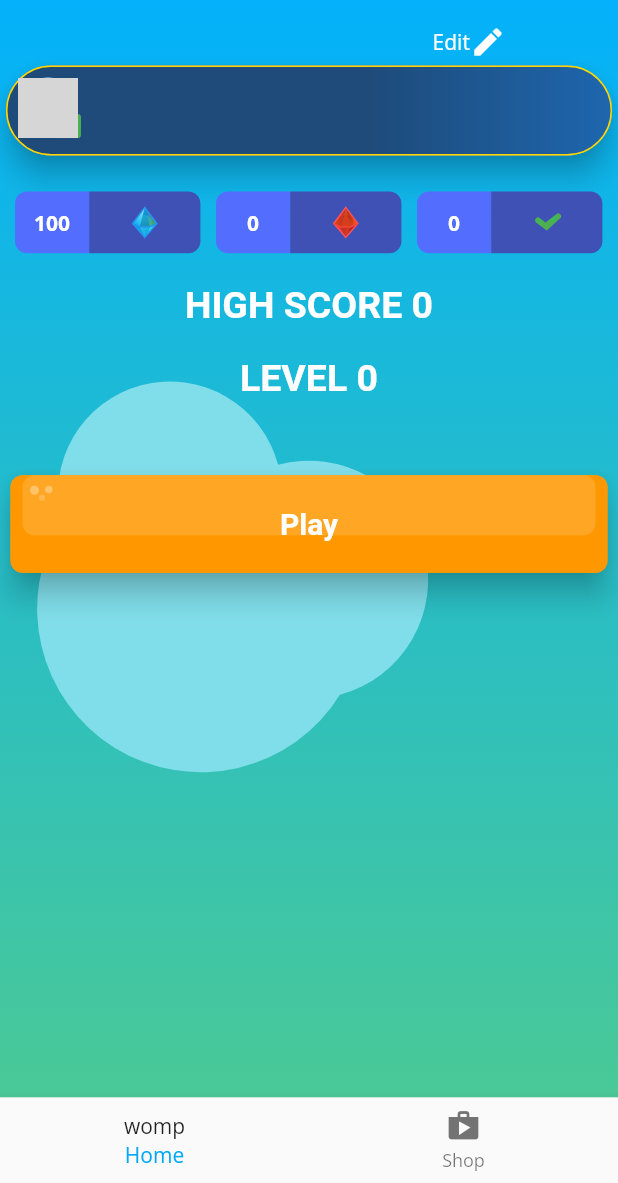
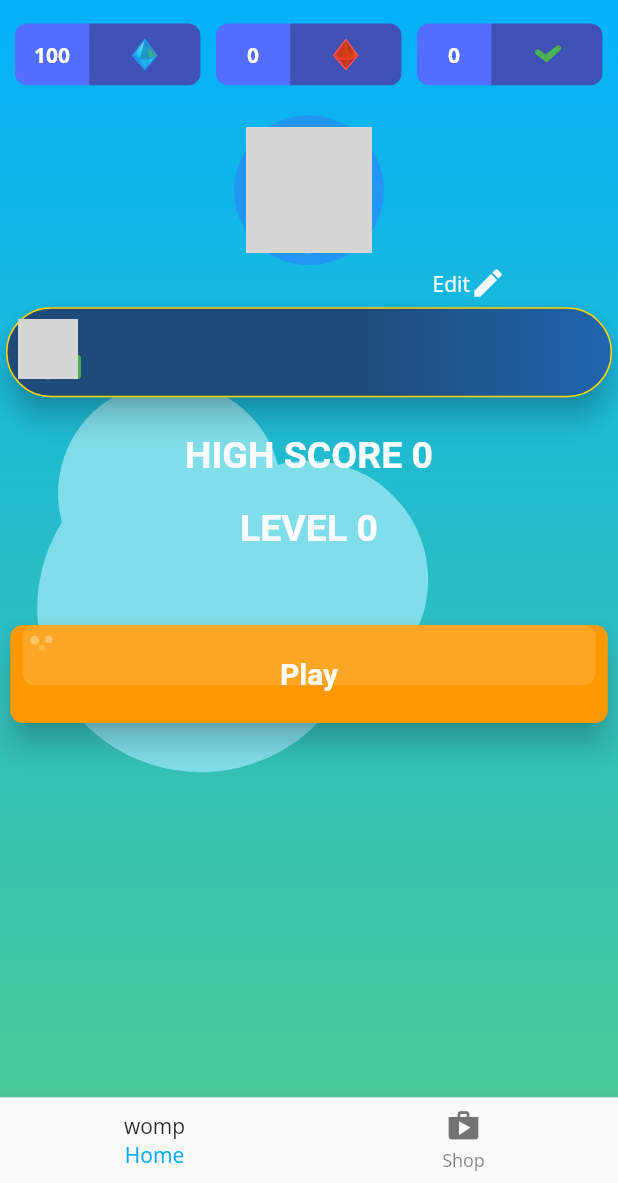
Before and after one commit to chibikes/trivia_expert_app, a Flutter app: the screen it shows once a user with an empty profile is signed in, on a phone screen of 412 x 824 dp, the part 53-1236 px from its top. Run offline on Flutter 3.47's test engine with Material 2 defaults, Android fonts, the phone set to English and light mode, and no system bars; our stand-ins replace bloc, cloud_firestore, equatable, firebase_auth, firebase_core, firebase_storage and 13 more; missing offline and left inert: dart:ffi, pedantic; accounts and stored records are empty; network calls fail; grey boxes are pictures that could not be loaded.

Commit message:
update app flow

```diff
--- a/lib/consts.dart
+++ b/lib/consts.dart
@@ -1,4 +1,8 @@
+// database constants
+const countRow = 3000; //TODO: countRow should be runtime constant
+// game states
 const kTotalGameTime = 20;
+const gameLife = 3;
 
 // google play purchase keys
 const blueCrystalConsumableFive = 'blue_crystal_five';
--- a/lib/game/single_player/online_single_player/cubit/online_single_player_state.dart
+++ b/lib/game/single_player/online_single_player/cubit/online_single_player_state.dart
@@ -16,7 +16,7 @@ class OnlineSinglePlayerState extends Equatable {
     this.gameStatus = GameStatus.inProgress,
     this.playerScore = 0,
     this.time = kTotalGameTime,
-    this.life = 3,
+    this.life = gameLife,
     this.level = 0,
     this.reward = 0,
     this.highScoreEvent = false,
@@ -33,7 +33,6 @@ class OnlineSinglePlayerState extends Equatable {
   final bool highScoreEvent;
   final bool newLevelEvent;
   final double reward;
-
 
   OnlineSinglePlayerState copyWith({
     GameStatus? gameStatus,
@@ -65,5 +64,5 @@ class OnlineSinglePlayerState extends Equatable {
   }
 
   @override
-  List<Object> get props => [gameStatus, playerScore, questions, colors, index, time, life, level, highScoreEvent, newLevelEvent, reward];
+  List<Object> get props => [gameStatus, playerScore, questions, colors, index, time, life, level, highScoreEvent, newLevelEvent, reward,];
 }
--- a/lib/home/first_page/view/home_page.dart
+++ b/lib/home/first_page/view/home_page.dart
@@ -1,3 +1,4 @@
+import 'package:flutter/cupertino.dart';
 import 'package:flutter/material.dart';
 import 'package:flutter_svg/svg.dart';
 import 'package:google_fonts/google_fonts.dart';
@@ -77,6 +78,71 @@ class HomeState extends State<Home> with TickerProviderStateMixin {
               children: [
                 Center(child: Text('TRIVIA EXPERT', style: GoogleFonts.aBeeZee(color: Colors.white, fontSize: 30, fontWeight: FontWeight.bold),)),
                 SizedBox(height: 16.0,),
+                Padding(
+                  padding: const EdgeInsets.only(left: 10.0),
+                  child: BlocBuilder<ShopCubit, ShopState>(
+                      builder: (context, state) {
+                        return Row(
+                          children: [
+                            Expanded(
+                              child: PowerUpContainer(
+                                powerUpQty: state.blueCrystals.toString(), powerUpIcon: Column(
+                                mainAxisAlignment: MainAxisAlignment.center,
+                                crossAxisAlignment: CrossAxisAlignment.center,
+                                children: [
+                                  BlueCrystal(height: 20, width: 20,),
+                                ],
+                              ), height: 0.05 * MediaQuery.of(context).size.height, width: 0.30 * MediaQuery.of(context).size.width,),
+                            ),
+                            Expanded(
+                              child: PowerUpContainer(
+                                powerUpQty: state.redCrystals.toString(),powerUpIcon: Column(
+                                mainAxisAlignment: MainAxisAlignment.center,
+                                crossAxisAlignment: CrossAxisAlignment.center,
+                                children: [
+                                  RedLifeCrystal(height: 20, width: 20,),
+                                ],
+                              ), height: 0.05 * MediaQuery.of(context).size.height, width: 0.30 * MediaQuery.of(context).size.width,),
+                            ),
+                            Expanded(
+                              child: PowerUpContainer(
+                                powerUpQty: state.rightAnswers.toString(),powerUpIcon: Column(
+                                mainAxisAlignment: MainAxisAlignment.center,
+                                crossAxisAlignment: CrossAxisAlignment.center,
+                                children: [
+                                  RightAnswer(height: 20, width: 20,),
+                                ],
+                              ), height: 0.05 * MediaQuery.of(context).size.height, width: 0.30 * MediaQuery.of(context).size.width,),
+                            ),
+                          ],
+                        );
+                      }
+                  ),
+                ),
+                SizedBox(height: 20.0),
+                Container(
+                  height: 100,
+                  width: 100,
+                  decoration: BoxDecoration(
+                    color: Colors.blue,
+                    shape: BoxShape.circle,
+                  ),
+                  child: Padding(
+                    padding: const EdgeInsets.all(8.0),
+                    child: Column(
+                      children: [
+                        CircleAvatar(
+                          radius: 42.0,
+                          backgroundImage: NetworkImage(context
+                              .read<MainBloc>()
+                              .state
+                              .user!
+                              .photo!),
+                        ),
+                      ],
+                    ),
+                  ),
+                ),
                 Row(children: [SizedBox(width: 0.70 * MediaQuery.of(context).size.width,),Text('Edit', style: TextStyle(color: Colors.white),), Icon(Icons.edit, color: Colors.white,)],),
                 Card(
                   elevation: 8.0,
@@ -138,48 +204,6 @@ class HomeState extends State<Home> with TickerProviderStateMixin {
                   ),
                 ),
                 SizedBox(height: 20.0,),
-                Padding(
-                  padding: const EdgeInsets.only(left: 10.0),
-                  child: BlocBuilder<ShopCubit, ShopState>(
-                    builder: (context, state) {
-                      return Row(
-                        children: [
-                          Expanded(
-                            child: PowerUpContainer(
-                              powerUpQty: state.blueCrystals.toString(), powerUpIcon: Column(
-                              mainAxisAlignment: MainAxisAlignment.center,
-                              crossAxisAlignment: CrossAxisAlignment.center,
-                              children: [
-                                BlueCrystal(height: 20, width: 20,),
-                              ],
-                            ), height: 0.05 * MediaQuery.of(context).size.height, width: 0.30 * MediaQuery.of(context).size.width,),
-                          ),
-                          Expanded(
-                            child: PowerUpContainer(
-                              powerUpQty: state.redCrystals.toString(),powerUpIcon: Column(
-                              mainAxisAlignment: MainAxisAlignment.center,
-                              crossAxisAlignment: CrossAxisAlignment.center,
-                              children: [
-                                RedLifeCrystal(height: 20, width: 20,),
-                              ],
-                            ), height: 0.05 * MediaQuery.of(context).size.height, width: 0.30 * MediaQuery.of(context).size.width,),
-                          ),
-                          Expanded(
-                            child: PowerUpContainer(
-                              powerUpQty: state.rightAnswers.toString(),powerUpIcon: Column(
-                              mainAxisAlignment: MainAxisAlignment.center,
-                              crossAxisAlignment: CrossAxisAlignment.center,
-                              children: [
-                                RightAnswer(height: 20, width: 20,),
-                              ],
-                            ), height: 0.05 * MediaQuery.of(context).size.height, width: 0.30 * MediaQuery.of(context).size.width,),
-                          ),
-                        ],
-                      );
-                    }
-                  ),
-                ),
-                SizedBox(height: 20.0),
                 Center(child: Text('HIGH SCORE ${GamingStats.recentStats[highScore]}', style: GoogleFonts.gothicA1(color: Colors.white, fontSize: 25, fontWeight: FontWeight.bold),),),
                 SizedBox(height: 20.0,),
                 Center(child: Text('LEVEL ${GamingStats.recentStats[gameLevel]}', style: GoogleFonts.gothicA1(color: Colors.white, fontSize: 25, fontWeight: FontWeight.bold),),),
--- a/lib/shop_cubit/shop_cubit.dart
+++ b/lib/shop_cubit/shop_cubit.dart
@@ -109,14 +109,14 @@ class ShopCubit extends Cubit<ShopState> {
       print('$e');
     }
   }
-  void useItem(ItemType itemType) {
+  void useItem(ItemType itemType, {int numberUsed = 0}) {
     switch(itemType) {
       case ItemType.rightAnswer:
         emit(state.copyWith(rightAnswers: state.rightAnswers - 1));
         FileStorage.instance.then((value) => value.setInt(rightAnswers, state.rightAnswers));
         break;
       case ItemType.redCrystal:
-        emit(state.copyWith(redCrystals: state.redCrystals - 1));
+        emit(state.copyWith(redCrystals: numberUsed));
         FileStorage.instance.then((value) => value.setInt(redCrystals, state.redCrystals));
         break;
       case ItemType.blueCrystal:
--- a/questions_repository/lib/src/database_questions_repository.dart
+++ b/questions_repository/lib/src/database_questions_repository.dart
@@ -11,7 +11,6 @@ class DatabaseQuestionsRepository implements QuestionRepository {
     await initDatabase();
     final List<Map<String, dynamic>> maps = await _database!
         .query('trivia_questions', limit: limit, offset: offset);
-
     return List.generate(maps.length, (i) {
       return TriviaQuestion(
         id: maps[i]['id'],
```
Also changed, not shown: lib/game/single_player/finished_game_page/finished_game_page.dart (+8 -4 lines), lib/game/single_player/online_single_player/cubit/online_single_player_cubit.dart (+10 -8 lines), lib/game/single_player/online_single_player/view/game_page.dart (+10 -11 lines), lib/questions/bloc/question_bloc.dart (+5 -2 lines), lib/widgets/custom_button_widgets/custom_button.dart (+9 -4 lines).
